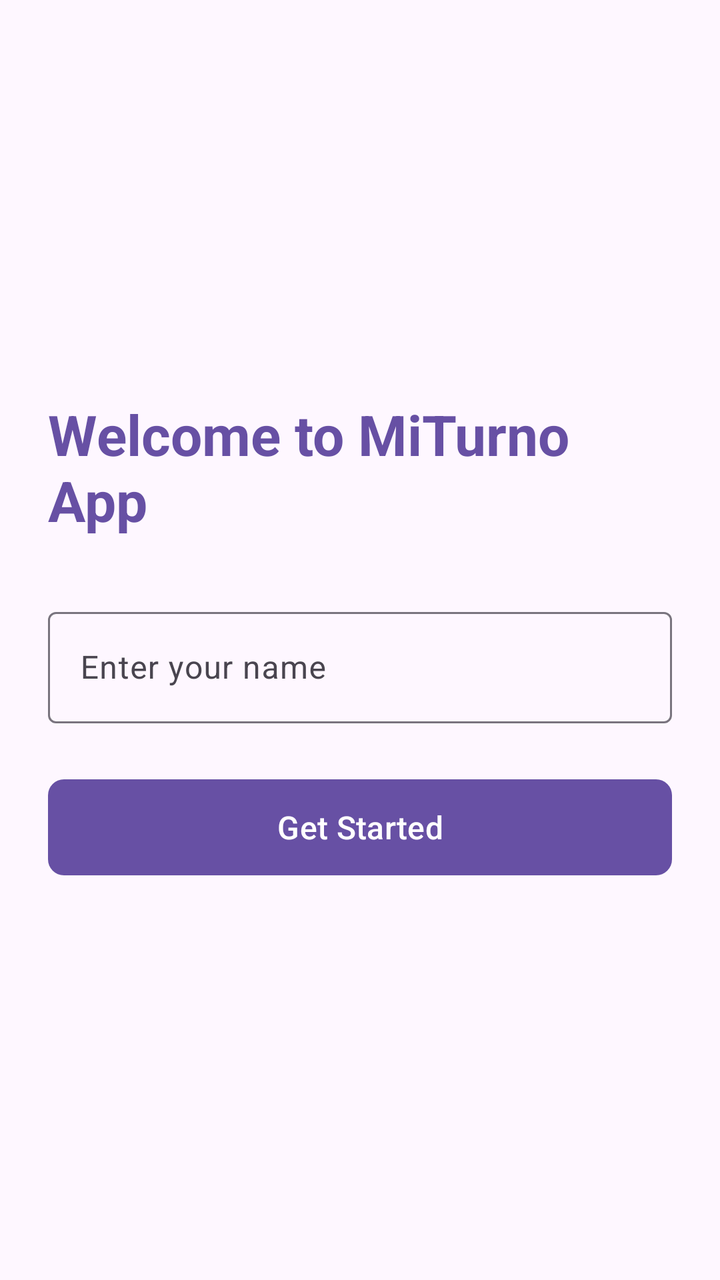
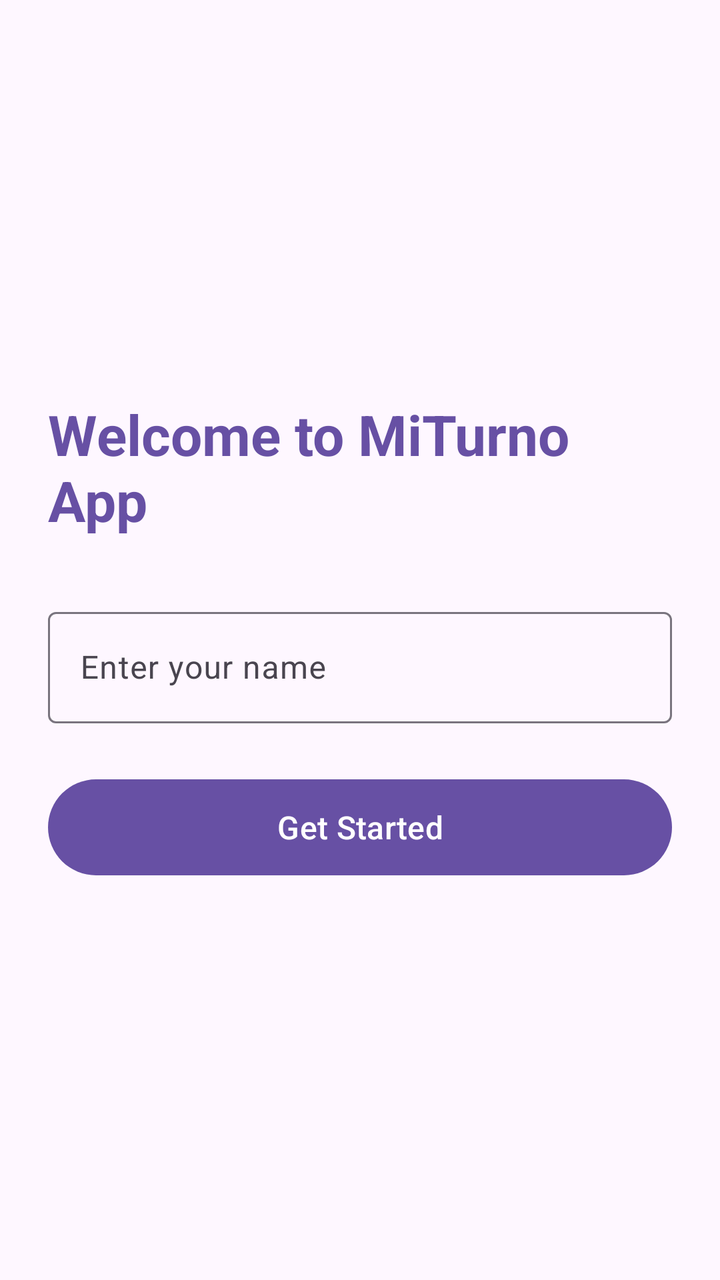

Two renders of the same Android screen: before a commit and after it. Below are the layout's source before the change and the commit's diff.
<!-- AndroidManifest.xml: application theme Theme.MiTurnoApp -->
<!-- res/layout/activity_session.xml -->
<?xml version="1.0" encoding="utf-8"?>
<LinearLayout xmlns:android="http://schemas.android.com/apk/res/android"
    xmlns:app="http://schemas.android.com/apk/res-auto"
    xmlns:tools="http://schemas.android.com/tools"
    android:layout_width="match_parent"
    android:layout_height="match_parent"
    android:orientation="vertical"
    android:padding="24dp"
    android:gravity="center_vertical"
    android:background="?android:attr/windowBackground"
    tools:context=".activities.SessionActivity">

    
    <TextView
        android:id="@+id/tvWelcomeTitle"
        android:layout_width="wrap_content"
        android:layout_height="wrap_content"
        android:text="Welcome to MiTurno App"
        android:textSize="28sp"
        android:textStyle="bold"
        android:textColor="?attr/colorPrimary"
        android:layout_gravity="center_horizontal"
        android:layout_marginBottom="32dp" />

    
    <com.google.android.material.textfield.TextInputLayout
        android:id="@+id/tilName"
        android:layout_width="match_parent"
        android:layout_height="wrap_content"
        android:hint="Enter your name"
        app:boxBackgroundMode="outline"
        android:layout_marginBottom="24dp">

        <com.google.android.material.textfield.TextInputEditText
            android:id="@+id/etName"
            android:layout_width="match_parent"
            android:layout_height="wrap_content"
            android:inputType="textPersonName"
            android:maxLines="1" />
    </com.google.android.material.textfield.TextInputLayout>

    
    <com.google.android.material.button.MaterialButton
        android:id="@+id/btnGetStarted"
        android:layout_width="match_parent"
        android:layout_height="56dp"
        android:text="Get Started"
        android:textSize="16sp"
        app:cornerRadius="8dp" />

</LinearLayout>
<!-- resources referenced by this layout -->
<resources>
  <style name="Theme.MiTurnoApp" parent="Base.Theme.MiTurnoApp" />
  <style name="Base.Theme.MiTurnoApp" parent="Theme.Material3.DayNight.NoActionBar">
          
          
      </style>
</resources>

<!-- the commit's change to res/layout/activity_session.xml (unified diff, before → after) -->
@@ -1,21 +1,21 @@
 <?xml version="1.0" encoding="utf-8"?>
 <LinearLayout xmlns:android="http://schemas.android.com/apk/res/android"
-    xmlns:app="http://schemas.android.com/apk/res-auto"
-    xmlns:tools="http://schemas.android.com/tools"
+    xmlns:app="http://android.com"
+    xmlns:tools="http://android.com"
     android:layout_width="match_parent"
     android:layout_height="match_parent"
     android:orientation="vertical"
     android:padding="24dp"
     android:gravity="center_vertical"
     android:background="?android:attr/windowBackground"
-    tools:context=".activities.SessionActivity">
+    tools:context="com.example.miturnoapp.activities.SessionActivity">
 
     
     <TextView
         android:id="@+id/tvWelcomeTitle"
         android:layout_width="wrap_content"
         android:layout_height="wrap_content"
-        android:text="Welcome to MiTurno App"
+        android:text="@string/welcome_title"
         android:textSize="28sp"
         android:textStyle="bold"
         android:textColor="?attr/colorPrimary"
@@ -27,7 +27,7 @@
         android:id="@+id/tilName"
         android:layout_width="match_parent"
         android:layout_height="wrap_content"
-        android:hint="Enter your name"
+        android:hint="@string/hint_enter_name"
         app:boxBackgroundMode="outline"
         android:layout_marginBottom="24dp">
 
@@ -37,6 +37,7 @@
             android:layout_height="wrap_content"
             android:inputType="textPersonName"
             android:maxLines="1" />
+
     </com.google.android.material.textfield.TextInputLayout>
 
     
@@ -44,7 +45,7 @@
         android:id="@+id/btnGetStarted"
         android:layout_width="match_parent"
         android:layout_height="56dp"
-        android:text="Get Started"
+        android:text="@string/btn_get_started"
         android:textSize="16sp"
         app:cornerRadius="8dp" />
 
<!-- resource entries referenced after the edit -->
@@ -1,5 +1,8 @@
 <!-- resources referenced by this layout -->
 <resources>
+  <string name="btn_get_started">Get Started</string>
+  <string name="hint_enter_name">Enter your name</string>
+  <string name="welcome_title">Welcome to MiTurno App</string>
   <style name="Theme.MiTurnoApp" parent="Base.Theme.MiTurnoApp" />
   <style name="Base.Theme.MiTurnoApp" parent="Theme.Material3.DayNight.NoActionBar">
           
